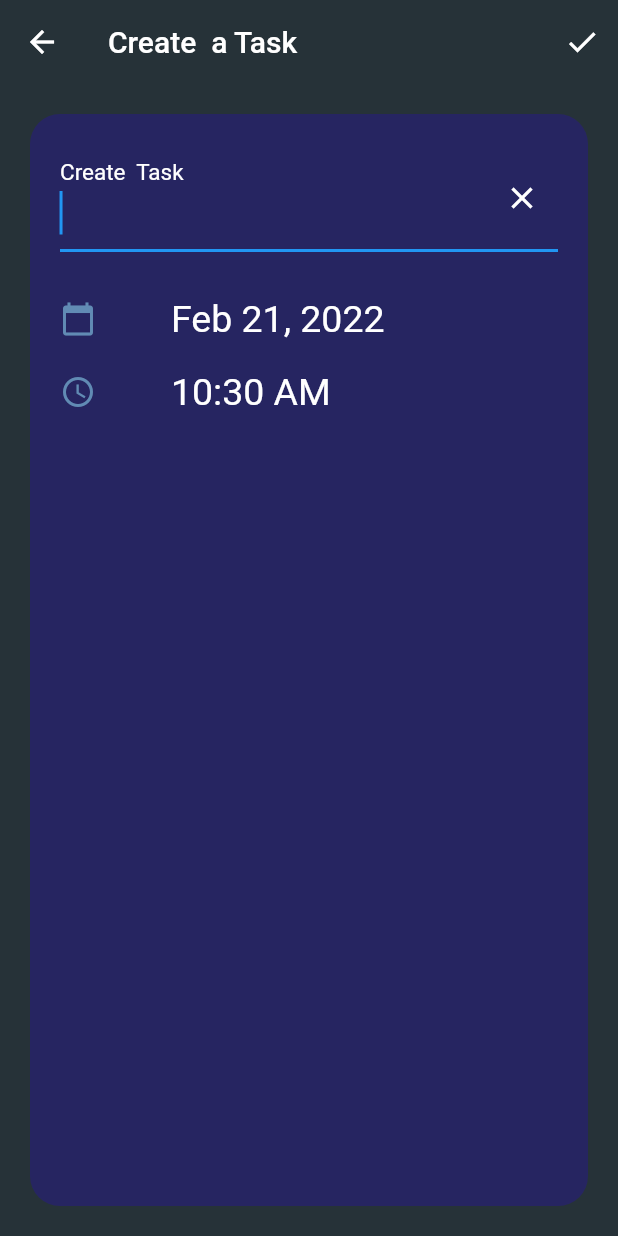
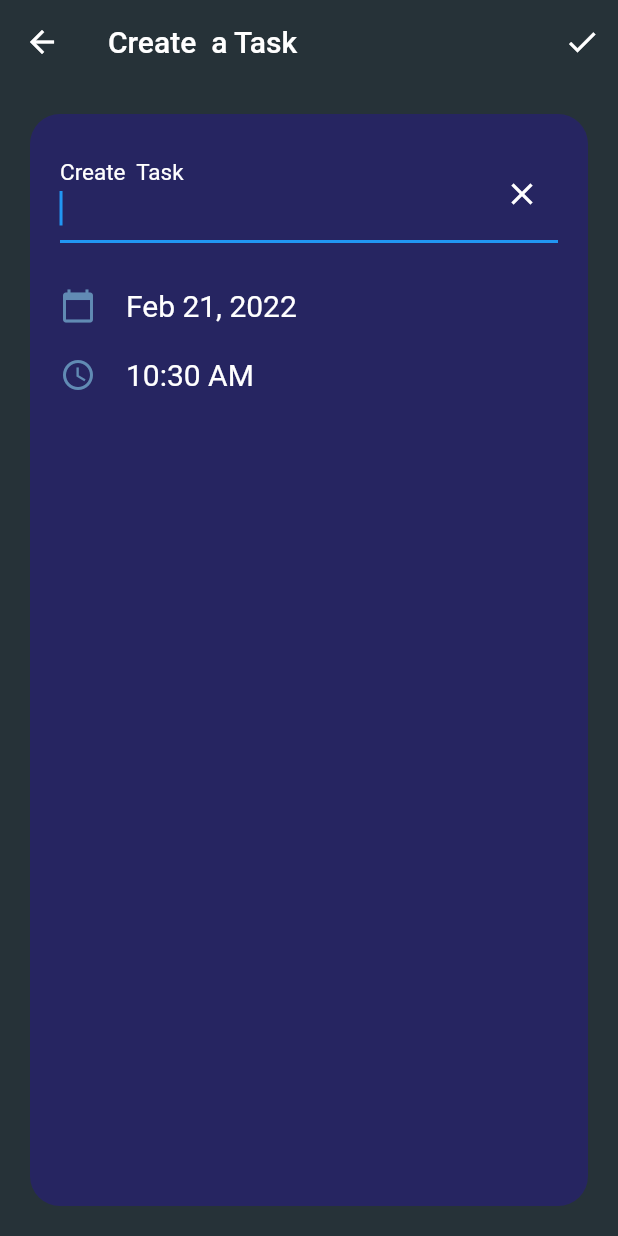
Before and after one commit to ahmedhegazydev/flutter-todo-provider-sqlite, a Flutter app: the screen it shows after launch, after a tap on the "add" icon, on a phone screen of 412 x 824 dp. Run offline on Flutter 3.47's test engine with Material 2 defaults, Android fonts, the phone set to English and light mode, and no system bars; our stand-ins replace flutter_slidable, sqflite; accounts and stored records are empty.

Commit message:
replace with ListView.separated

```diff
--- a/lib/constants.dart
+++ b/lib/constants.dart
@@ -6,7 +6,7 @@ var kBorderTileColor = 0xff618bb4;
 
 
 var kInputTextStyle = TextStyle(
-    fontSize: 25.0,
+    fontSize: 20.0,
     fontWeight: FontWeight.w400,
     color: Colors.white
 );
--- a/lib/screens/create_task_screen.dart
+++ b/lib/screens/create_task_screen.dart
@@ -3,11 +3,13 @@ import 'package:provider/provider.dart';
 import 'package:todoye/constants.dart';
 import 'package:intl/intl.dart';
 import 'package:todoye/provider/task_data.dart';
+import 'package:todoye/widgets/add_task_action_button.dart';
 import 'package:todoye/widgets/date_picker.dart';
 import 'package:todoye/widgets/time_picker.dart';
 
 import '../models/ActionType.dart';
 import '../models/task.dart';
+import '../widgets/save_task_action_button.dart';
 
 class CreateTaskScreen extends StatefulWidget {
   static const String id = 'create_task_screen';
@@ -20,14 +22,13 @@ class CreateTaskScreen extends StatefulWidget {
 
   const CreateTaskScreen({
     Key key,
-    @required  this.taskActionType,
-    @required  this.taskToEdit,
+    @required this.taskActionType,
+    @required this.taskToEdit,
   }) : super(key: key);
 }
 
 class _CreateTaskScreenState extends State<CreateTaskScreen> {
   final TextEditingController _taskTitleController = TextEditingController();
-
 
   String taskTitle = '';
   bool _taskTitleValidate = false;
@@ -48,7 +49,6 @@ class _CreateTaskScreenState extends State<CreateTaskScreen> {
         widget.taskActionType.name == ActionType.Add.name ? "Create " : "Edit";
     switch (widget.taskActionType) {
       case ActionType.Edit:
-
         _taskTitleController.text = widget.taskToEdit.name;
 
         timeText = widget.taskToEdit.time;
@@ -86,10 +86,8 @@ class _CreateTaskScreenState extends State<CreateTaskScreen> {
       appBar: AppBar(
         elevation: 0.0,
         actions: [
-          IconButton(
-            icon: Icon(Icons.done),
-            color: Colors.white,
-            onPressed: () {
+          SaveActionButton(
+            saveCallback: () {
               setState(() {
                 taskTitle.isEmpty
                     ? _taskTitleValidate = true
--- a/lib/widgets/date_picker.dart
+++ b/lib/widgets/date_picker.dart
@@ -23,19 +23,12 @@ class DatePicker extends StatelessWidget {
             color: Color(kBorderTileColor),
           ),
           SizedBox(
-            width: 50.0,
+            width: 20.0,
           ),
           Text(
             '$formatedDate',
             style: kInputTextStyle,
           ),
-          SizedBox(
-            width: 50.0,
-          ),
-          // Text(
-          //   'All Day',
-          //   style: TextStyle(color: Color(kBorderTileColor)),
-          // ),
         ],
       ),
       onPressed: () {
--- /dev/null
+++ b/lib/widgets/save_task_action_button.dart
@@ -0,0 +1,29 @@
+import 'package:flutter/material.dart';
+import 'package:provider/provider.dart';
+import 'package:todoye/constants.dart';
+
+import '../models/ActionType.dart';
+import '../provider/task_data.dart';
+import '../screens/create_task_screen.dart';
+
+class SaveActionButton extends StatelessWidget {
+
+  const SaveActionButton({
+    Key key, this.saveCallback,
+
+  }) : super(key: key);
+  final Function saveCallback;
+
+
+  @override
+  Widget build(BuildContext context) {
+    return  IconButton(
+      icon: Icon(Icons.done),
+      color: Colors.white,
+      onPressed: () {
+       saveCallback();
+      },
+    );
+
+  }
+}
--- a/lib/widgets/task_list_tile.dart
+++ b/lib/widgets/task_list_tile.dart
@@ -1,7 +1,6 @@
 import 'package:flutter/material.dart';
 import 'package:flutter_slidable/flutter_slidable.dart';
 import 'package:todoye/constants.dart';
-import 'package:font_awesome_flutter/font_awesome_flutter.dart';
 
 class TaskListTile extends StatelessWidget {
   const TaskListTile({
@@ -22,25 +21,14 @@ class TaskListTile extends StatelessWidget {
 
   @override
   Widget build(final BuildContext buildContext) {
-    DismissDirection directionVar;
-
     return Slidable(
-      // Specify a key if the Slidable is dismissible.
       key: const ValueKey(0),
-
-      // The start action pane is the one at the left or the top side.
       startActionPane: ActionPane(
-        // A motion is a widget used to control how the pane animates.
         motion: const ScrollMotion(),
-
-        // A pane can dismiss the Slidable.
         dismissible: DismissiblePane(onDismissed: () {
           deleteTask(buildContext);
         }),
-
-        // All actions are defined in the children parameter.
         children: [
-          // A SlidableAction can have an icon and/or a label.
           SlidableAction(
             onPressed: (_) {
               deleteTask(buildContext);
@@ -56,38 +44,11 @@ class TaskListTile extends StatelessWidget {
             },
             backgroundColor: Color(0xFF21B7CA),
             foregroundColor: Colors.white,
-            // icon: Icons.share,
             icon: Icons.edit,
             label: 'Edit',
           ),
         ],
       ),
-
-      // The end action pane is the one at the right or the bottom side.
-      // endActionPane: const ActionPane(
-      //   motion: ScrollMotion(),
-      //   children: [
-      //     SlidableAction(
-      //       // An action can be bigger than the others.
-      //       flex: 2,
-      //       // onPressed: doNothing,
-      //       backgroundColor: Color(0xFF7BC043),
-      //       foregroundColor: Colors.white,
-      //       icon: Icons.archive,
-      //       label: 'Archive',
-      //     ),
-      //     SlidableAction(
-      //       // onPressed: doNothing,
-      //       backgroundColor: Color(0xFF0392CF),
-      //       foregroundColor: Colors.white,
-      //       icon: Icons.save,
-      //       label: 'Save',
-      //     ),
-      //   ],
-      // ),
-
-      // The child of the Slidable is what the user sees when the
-      // component is not dragged.
       child: ListTile(
         title: Text(
           '$taskTitle',
@@ -100,6 +61,9 @@ class TaskListTile extends StatelessWidget {
         ),
         subtitle: Text(
           '$taskTime',
+          maxLines: 2,
+          overflow: TextOverflow.ellipsis,
+          softWrap: false,
           style: TextStyle(
             letterSpacing: 2.0,
             fontSize: 15.0,
@@ -115,71 +79,6 @@ class TaskListTile extends StatelessWidget {
         ),
       ),
     );
-
-    // return Dismissible(
-    //   background: Row(
-    //     crossAxisAlignment: CrossAxisAlignment.stretch,
-    //     mainAxisAlignment: MainAxisAlignment.end,
-    //     children: <Widget>[
-    //       Container(
-    //         color: kPrimaryColor,
-    //         padding: EdgeInsets.symmetric(horizontal: 20.0),
-    //         child: Row(
-    //           children: <Widget>[
-    //             Padding(
-    //               padding: const EdgeInsets.symmetric(horizontal: 20.0),
-    //               child: Icon(
-    //                 FontAwesomeIcons.check,
-    //                 color: Colors.blue,
-    //               ),
-    //             ),
-    //             Icon(
-    //               Icons.delete,
-    //               color: Colors.red,
-    //             ),
-    //           ],
-    //         ),
-    //       ),
-    //     ],
-    //   ),
-    //   key: Key(taskTitle),
-    //   onDismissed: (direction) {
-    //     directionVar = direction;
-    //     if (directionVar == DismissDirection.endToStart) {
-    //       deleteCallback();
-    //       Scaffold.of(context)
-    //           .showSnackBar(SnackBar(content: Text("$taskTitle removed.")));
-    //     } else if (directionVar == DismissDirection.startToEnd) {
-    //       editCallback();
-    //     }
-    //   },
-    //   child: ListTile(
-    //     title: Text(
-    //       '$taskTitle',
-    //       style: TextStyle(
-    //         decoration: isChecked ? TextDecoration.lineThrough : null,
-    //         color: Colors.white,
-    //         fontSize: 20.0,
-    //         letterSpacing: 2.0,
-    //       ),
-    //     ),
-    //     subtitle: Text(
-    //       '$taskTime',
-    //       style: TextStyle(
-    //         letterSpacing: 2.0,
-    //         fontSize: 15.0,
-    //         fontWeight: FontWeight.bold,
-    //         color: Color(kBorderTileColor),
-    //       ),
-    //     ),
-    //     leading: Checkbox(
-    //       activeColor: Color(kBorderTileColor),
-    //       checkColor: Colors.greenAccent,
-    //       onChanged: checkboxCallback,
-    //       value: isChecked,
-    //     ),
-    //   ),
-    // );
   }
 
   void deleteTask(BuildContext buildContext) {
--- a/lib/widgets/task_list_view.dart
+++ b/lib/widgets/task_list_view.dart
@@ -15,8 +15,10 @@ class _TaskListViewState extends State<TaskListView> {
   Widget build(BuildContext context) {
     return Consumer<TaskData>(
       builder: (context, taskData, child) {
-        return ListView.builder(
+        return ListView.separated(
             itemCount: taskData.taskCount,
+            separatorBuilder: (BuildContext context, int index) =>
+                Divider(height: 1),
             itemBuilder: (context, index) {
               return TaskListTile(
                 taskTime: taskData.tasks[index].time,
--- a/lib/widgets/time_picker.dart
+++ b/lib/widgets/time_picker.dart
@@ -20,7 +20,7 @@ class TimePicker extends StatelessWidget {
             color: Color(kBorderTileColor),
           ),
           SizedBox(
-            width: 50.0,
+            width: 20.0,
           ),
           Text(
             selectedTime,
```
Also changed, not shown: 5 other files.
